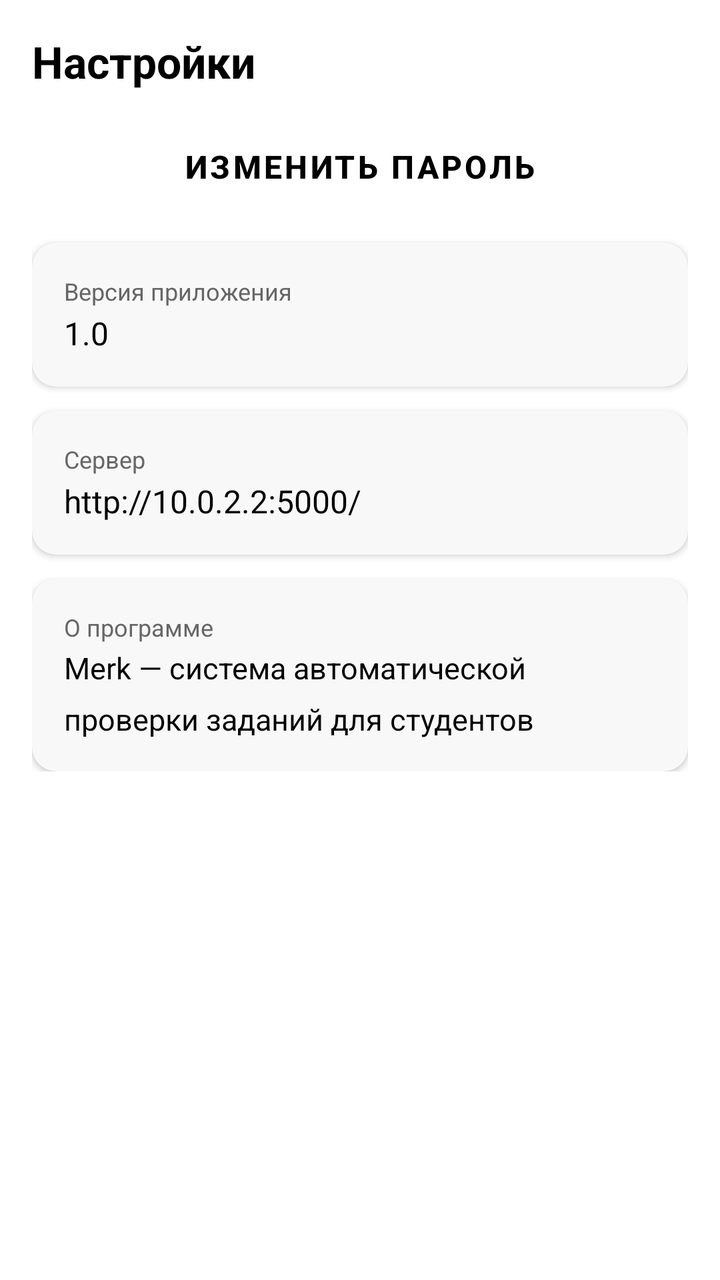
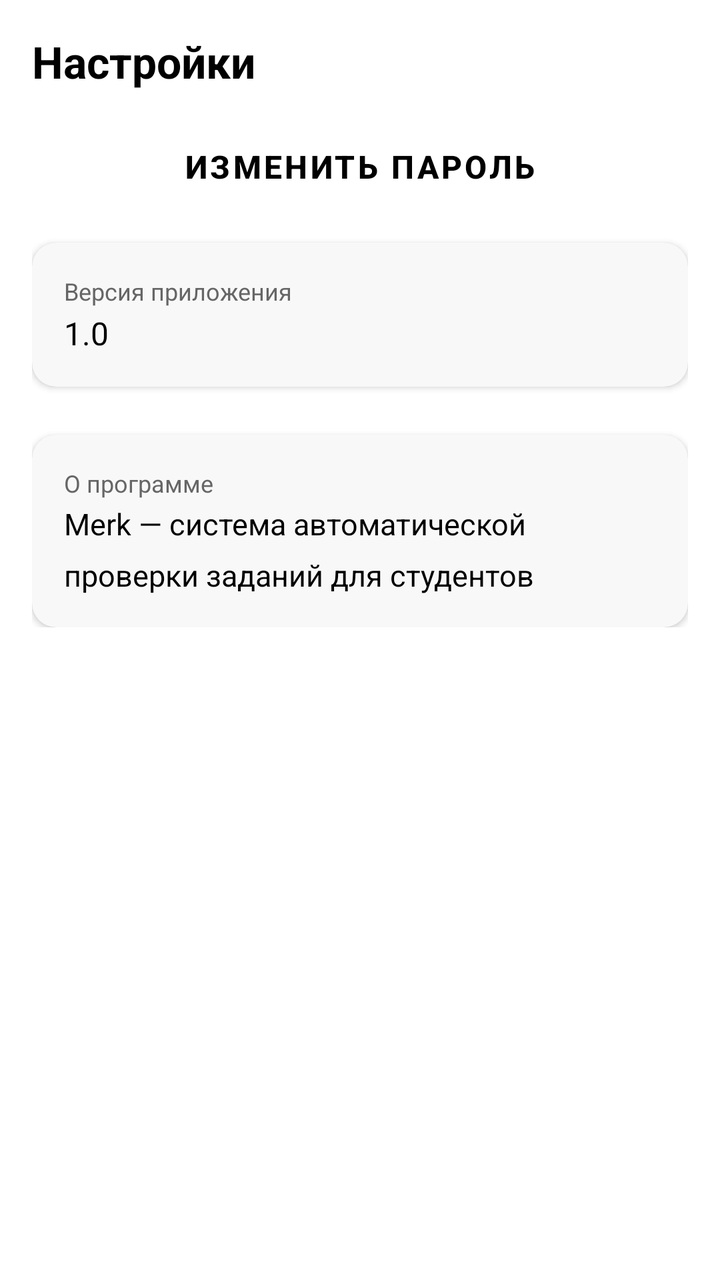

Compare the two renders of this Android layout. The source of the first and the diff that turns it into the second are given below.
<!-- AndroidManifest.xml: application theme Theme.Programmark -->
<!-- res/layout/fragment_settings.xml -->
<?xml version="1.0" encoding="utf-8"?>
<ScrollView
    xmlns:android="http://schemas.android.com/apk/res/android"
    xmlns:app="http://schemas.android.com/apk/res-auto"
    android:layout_width="match_parent"
    android:layout_height="match_parent"
    android:background="@color/white">

    <LinearLayout
        android:layout_width="match_parent"
        android:layout_height="wrap_content"
        android:orientation="vertical"
        android:padding="16dp">

        <TextView
            android:layout_width="wrap_content"
            android:layout_height="wrap_content"
            android:layout_marginBottom="12dp"
            android:text="Настройки"
            android:textColor="@color/black"
            android:textSize="22sp"
            android:textStyle="bold" />

        <Button
            android:id="@+id/btnCreateAssignment"
            style="@style/GreenButton"
            android:layout_width="match_parent"
            android:layout_height="52dp"
            android:layout_marginBottom="12dp"
            android:text="Создать задание"
            android:visibility="gone" />

        
        <Button
            android:id="@+id/btnAddStudent"
            style="@style/GreenButton"
            android:layout_width="match_parent"
            android:layout_height="52dp"
            android:layout_marginBottom="12dp"
            android:text="Добавить студента"
            android:visibility="gone" />

        
        <Button
            android:id="@+id/btnInviteCodes"
            style="@style/GreenButton"
            android:layout_width="match_parent"
            android:layout_height="52dp"
            android:layout_marginBottom="12dp"
            android:text="Коды приглашений"
            android:visibility="gone" />

        <Button
            android:id="@+id/btnChangePassword"
            style="@style/GreenButton"
            android:layout_width="match_parent"
            android:layout_height="52dp"
            android:layout_marginBottom="12dp"
            android:text="Изменить пароль" />

        <androidx.cardview.widget.CardView
            android:layout_width="match_parent"
            android:layout_height="wrap_content"
            android:layout_marginBottom="12dp"
            app:cardBackgroundColor="@color/card_bg"
            app:cardCornerRadius="12dp"
            app:cardElevation="2dp">

            <LinearLayout
                android:layout_width="match_parent"
                android:layout_height="wrap_content"
                android:orientation="vertical"
                android:padding="16dp">

                <TextView
                    android:layout_width="wrap_content"
                    android:layout_height="wrap_content"
                    android:text="Версия приложения"
                    android:textColor="@color/gray_text"
                    android:textSize="12sp" />

                <TextView
                    android:layout_width="wrap_content"
                    android:layout_height="wrap_content"
                    android:layout_marginTop="2dp"
                    android:text="1.0"
                    android:textColor="@color/black"
                    android:textSize="16sp" />
            </LinearLayout>
        </androidx.cardview.widget.CardView>

        <androidx.cardview.widget.CardView
            android:layout_width="match_parent"
            android:layout_height="wrap_content"
            android:layout_marginBottom="12dp"
            app:cardBackgroundColor="@color/card_bg"
            app:cardCornerRadius="12dp"
            app:cardElevation="2dp">

            <LinearLayout
                android:layout_width="match_parent"
                android:layout_height="wrap_content"
                android:orientation="vertical"
                android:padding="16dp">

                <TextView
                    android:layout_width="wrap_content"
                    android:layout_height="wrap_content"
                    android:text="Сервер"
                    android:textColor="@color/gray_text"
                    android:textSize="12sp" />

                <TextView
                    android:layout_width="wrap_content"
                    android:layout_height="wrap_content"
                    android:layout_marginTop="2dp"
                    android:text="http://10.0.2.2:5000/"
                    android:textColor="@color/black"
                    android:textSize="16sp" />
            </LinearLayout>
        </androidx.cardview.widget.CardView>

        <androidx.cardview.widget.CardView
            android:layout_width="match_parent"
            android:layout_height="wrap_content"
            app:cardBackgroundColor="@color/card_bg"
            app:cardCornerRadius="12dp"
            app:cardElevation="2dp">

            <LinearLayout
                android:layout_width="match_parent"
                android:layout_height="wrap_content"
                android:orientation="vertical"
                android:padding="16dp">

                <TextView
                    android:layout_width="wrap_content"
                    android:layout_height="wrap_content"
                    android:text="О программе"
                    android:textColor="@color/gray_text"
                    android:textSize="12sp" />

                <TextView
                    android:layout_width="wrap_content"
                    android:layout_height="wrap_content"
                    android:layout_marginTop="2dp"
                    android:text="Merk — система автоматической проверки заданий для студентов"
                    android:textColor="@color/black"
                    android:textSize="15sp"
                    android:lineSpacingMultiplier="1.4" />
            </LinearLayout>
        </androidx.cardview.widget.CardView>
    </LinearLayout>
</ScrollView>
<!-- resources referenced by this layout -->
<resources>
  <color name="black">#000000</color>
  <color name="card_bg">#F8F8F8</color>
  <color name="gray_text">#666666</color>
  <color name="white">#FFFFFF</color>
  <style name="GreenButton" parent="Widget.MaterialComponents.Button">
          <item name="backgroundTint">@color/colorPrimary</item>
          <item name="android:textColor">@color/black</item>
          <item name="android:textSize">16sp</item>
          <item name="android:textStyle">bold</item>
          <item name="cornerRadius">8dp</item>
      </style>
  <style name="Theme.Programmark" parent="Theme.MaterialComponents.Light.NoActionBar">
          <item name="colorPrimary">@color/colorPrimary</item>
          <item name="colorPrimaryVariant">@color/colorPrimaryDark</item>
          <item name="colorOnPrimary">@color/black</item>
          <item name="colorSecondary">@color/colorPrimary</item>
          <item name="colorOnSecondary">@color/black</item>
          <item name="android:windowBackground">@color/white</item>
      </style>
  <color name="colorPrimary">#B1E792</color>
  <color name="colorPrimaryDark">#8BC34A</color>
</resources>

<!-- the commit's change to res/layout/fragment_settings.xml (unified diff, before → after) -->
@@ -27,10 +27,19 @@
             android:layout_width="match_parent"
             android:layout_height="52dp"
             android:layout_marginBottom="12dp"
-            android:text="Создать задание"
+            android:text="Управление заданиями"
             android:visibility="gone" />
 
         
+        <Button
+            android:id="@+id/btnCreateGroup"
+            style="@style/GreenButton"
+            android:layout_width="match_parent"
+            android:layout_height="52dp"
+            android:layout_marginBottom="12dp"
+            android:text="Создать группу"
+            android:visibility="gone" />
+
         <Button
             android:id="@+id/btnAddStudent"
             style="@style/GreenButton"
@@ -40,7 +49,15 @@
             android:text="Добавить студента"
             android:visibility="gone" />
 
-        
+        <Button
+            android:id="@+id/btnManageStudents"
+            style="@style/GreenButton"
+            android:layout_width="match_parent"
+            android:layout_height="52dp"
+            android:layout_marginBottom="12dp"
+            android:text="Студенты (удаление)"
+            android:visibility="gone" />
+
         <Button
             android:id="@+id/btnInviteCodes"
             style="@style/GreenButton"
@@ -96,28 +113,6 @@
             app:cardBackgroundColor="@color/card_bg"
             app:cardCornerRadius="12dp"
             app:cardElevation="2dp">
-
-            <LinearLayout
-                android:layout_width="match_parent"
-                android:layout_height="wrap_content"
-                android:orientation="vertical"
-                android:padding="16dp">
-
-                <TextView
-                    android:layout_width="wrap_content"
-                    android:layout_height="wrap_content"
-                    android:text="Сервер"
-                    android:textColor="@color/gray_text"
-                    android:textSize="12sp" />
-
-                <TextView
-                    android:layout_width="wrap_content"
-                    android:layout_height="wrap_content"
-                    android:layout_marginTop="2dp"
-                    android:text="http://10.0.2.2:5000/"
-                    android:textColor="@color/black"
-                    android:textSize="16sp" />
-            </LinearLayout>
         </androidx.cardview.widget.CardView>
 
         <androidx.cardview.widget.CardView
<!-- resource entries referenced after the edit -->
@@ -18,6 +18,10 @@
           <item name="colorSecondary">@color/colorPrimary</item>
           <item name="colorOnSecondary">@color/black</item>
           <item name="android:windowBackground">@color/white</item>
+  
+          <item name="android:statusBarColor">@color/colorPrimary</item>
+          
+          <item name="android:windowLightStatusBar">true</item>
       </style>
   <color name="colorPrimary">#B1E792</color>
   <color name="colorPrimaryDark">#8BC34A</color>
